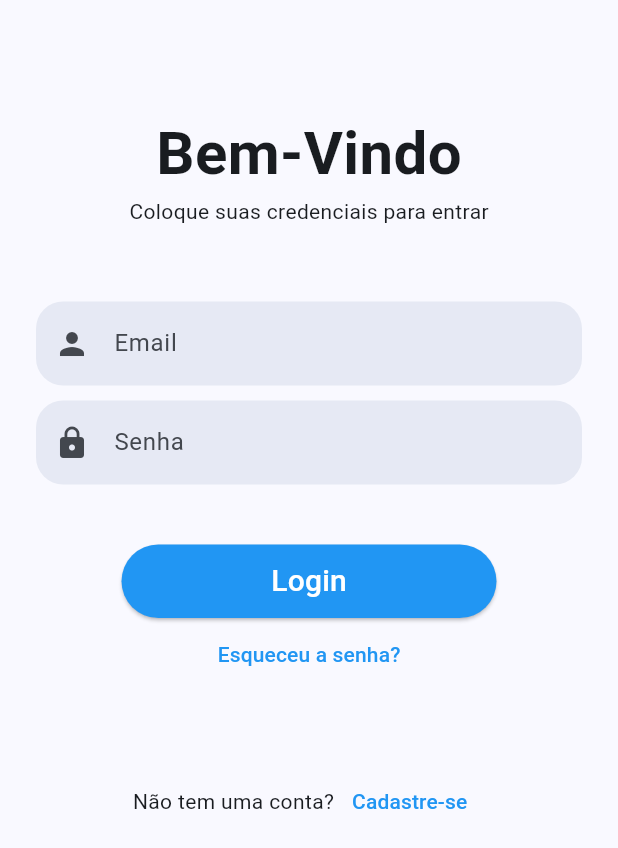
After one commit to P4TRIIICK/agenda-main, a Flutter app: the screen it shows after launch, item 2 of the bottom bar chosen, after a tap on "Começar", on a phone screen of 412 x 824 dp. The commit adds this screen. Shown: the top 848 px of the screen. Run offline on Flutter 3.47's test engine with Material 3 defaults, Android fonts, the phone set to English and light mode, and no system bars; our stand-ins replace firebase_auth, firebase_core, shared_preferences, smooth_page_indicator; accounts and stored records are empty.

Commit message:
sistema de login

```diff
--- /dev/null
+++ b/agenda-main/lib/login.dart
@@ -0,0 +1,149 @@
+import 'package:agenda/services/auth_service.dart';
+import 'package:flutter/material.dart';
+import 'forgot_password.dart'; // Importando a tela de recuperação de senha
+import 'register.dart'; // Importando a tela de cadastro
+
+class LoginPage extends StatefulWidget {
+  LoginPage({super.key});
+
+  @override
+  _LoginPageState createState() => _LoginPageState();
+}
+
+class _LoginPageState extends State<LoginPage> {
+  // Controladores de texto para email e senha
+  final _email = TextEditingController();
+  final _password = TextEditingController();
+  final _auth = AuthService();
+
+  // Dispose para limpar os controladores quando o widget for destruído
+  @override
+  void dispose() {
+    _email.dispose();
+    _password.dispose();
+    super.dispose();
+  }
+
+  @override
+  Widget build(BuildContext context) {
+    return SafeArea(
+      child: Scaffold(
+        body: SingleChildScrollView( // Permite rolar o conteúdo
+          child: Container(
+            margin: const EdgeInsets.all(24),
+            child: Column(
+              mainAxisAlignment: MainAxisAlignment.spaceEvenly,
+              children: [
+                const SizedBox(height: 50),
+                _header(context),
+                const SizedBox(height: 50),
+                _inputField(context),
+                _forgotPassword(context),
+                const SizedBox(height: 50),
+                _signup(context),
+              ],
+            ),
+          ),
+        ),
+      ),
+    );
+  }
+
+  _header(context) {
+    return const Column(
+      children: [
+        Text(
+          "Bem-Vindo",
+          style: TextStyle(fontSize: 40, fontWeight: FontWeight.bold),
+        ),
+        Text("Coloque suas credenciais para entrar"),
+      ],
+    );
+  }
+
+  _inputField(context) {
+    return Column(
+      children: [
+        TextField(
+          controller: _email,
+          decoration: InputDecoration(
+            hintText: "Email",
+            border: OutlineInputBorder(
+                borderRadius: BorderRadius.circular(18),
+                borderSide: BorderSide.none),
+            fillColor: Theme.of(context).primaryColor.withOpacity(0.1),
+            filled: true,
+            prefixIcon: const Icon(Icons.person),
+          ),
+        ),
+        const SizedBox(height: 10),
+        TextField(
+          controller: _password,
+          decoration: InputDecoration(
+            hintText: "Senha",
+            border: OutlineInputBorder(
+                borderRadius: BorderRadius.circular(18),
+                borderSide: BorderSide.none),
+            fillColor: Theme.of(context).primaryColor.withOpacity(0.1),
+            filled: true,
+            prefixIcon: const Icon(Icons.lock),
+          ),
+          obscureText: true,
+        ),
+        const SizedBox(height: 40),
+        SizedBox(
+          width: 250,
+          child: ElevatedButton(
+            onPressed: () => _login(),
+            style: ElevatedButton.styleFrom(
+              shape: const StadiumBorder(),
+              padding: const EdgeInsets.symmetric(vertical: 10),
+              backgroundColor: Colors.blue,
+              foregroundColor: Colors.white,
+            ),
+            child: const Text(
+              "Login",
+              style: TextStyle(fontSize: 20),
+            ),
+          ),
+        ),
+      ],
+    );
+  }
+
+  _forgotPassword(context) {
+    return TextButton(
+      onPressed: () {
+        // Redireciona para a tela de recuperação de senha
+        Navigator.push(
+          context,
+          MaterialPageRoute(builder: (context) => ForgotPasswordPage()),
+        );
+      },
+      child: const Text("Esqueceu a senha?", style: TextStyle(color: Colors.blue)),
+    );
+  }
+
+  _signup(context) {
+    return Row(
+      mainAxisAlignment: MainAxisAlignment.center,
+      children: [
+        const Text("Não tem uma conta?"),
+        TextButton(
+          onPressed: () {
+            // Redireciona para a tela de cadastro
+            Navigator.push(
+              context,
+              MaterialPageRoute(builder: (context) => RegisterPage()),
+            );
+          },
+          child: const Text("Cadastre-se", style: TextStyle(color: Colors.blue)),
+        ),
+      ],
+    );
+  }
+
+  _login() async{
+    await _auth.loginUserWithEmailAndPassword(_email.text, _password.text);
+  }
+}
--- a/agenda-main/lib/main.dart
+++ b/agenda-main/lib/main.dart
@@ -1,12 +1,22 @@
+import 'package:agenda/wrapper.dart';
+import 'package:firebase_core/firebase_core.dart';
 import 'package:flutter/material.dart';
 import 'package:agenda/onboarding/views.dart';
-import 'package:agenda/home.dart';
 import 'package:shared_preferences/shared_preferences.dart';
 
 void main() async {
   WidgetsFlutterBinding.ensureInitialized();
+  await Firebase.initializeApp(
+    options: const FirebaseOptions(
+      apiKey: "AIzaSyDnCK7zemEi2jpDIYLRwg_YzChvdz0TV5A",
+      appId: "1:832191643065:android:6bc0eb7f216f22250b0a68",
+      messagingSenderId: "832191643065",
+      projectId: "agenda-8b383",
+    ),
+  );
   final prefs = await SharedPreferences.getInstance();
   final onboarding = prefs.getBool("onboarding")??false;
+
 
   runApp( MyApp(onboarding: onboarding));
 }
@@ -22,10 +32,10 @@ class MyApp extends StatelessWidget {
       title: 'Flutter Demo',
       theme: ThemeData(
 
-        colorScheme: ColorScheme.fromSeed(seedColor: Color.fromARGB(255, 61, 143, 250)),
+        colorScheme: ColorScheme.fromSeed(seedColor: const Color.fromARGB(255, 61, 143, 250)),
         useMaterial3: true,
       ),
-      home: onboarding? const Home() : const OnboardingView(),
+      home: onboarding? const Wrapper() : const OnboardingView(),
     );
   }
 }
--- a/agenda-main/lib/onboarding/views.dart
+++ b/agenda-main/lib/onboarding/views.dart
@@ -1,3 +1,4 @@
+import 'package:agenda/login.dart';
 import 'package:agenda/onboarding/items.dart';
 import 'package:flutter/material.dart';
 import 'package:agenda/Components/color.dart';
@@ -30,21 +31,14 @@ class _OnboardingViewState extends State<OnboardingView> {
                 mainAxisAlignment: MainAxisAlignment.spaceBetween,
                 children: [
                   TextButton(
+                      onPressed: () => pageController.previousPage(
+                          duration: const Duration(milliseconds: 600),
+                          curve: Curves.easeIn),
+                      child: const Text("Voltar")),
+                  TextButton(
                       onPressed: () => pageController
                           .jumpToPage(controller.items.length - 1),
                       child: const Text("Pular")),
-                  SmoothPageIndicator(
-                    controller: pageController,
-                    count: controller.items.length,
-                    onDotClicked: (index) => pageController.animateToPage(index,
-                        duration: const Duration(milliseconds: 600),
-                        curve: Curves.easeIn),
-                    effect: const WormEffect(
-                      dotHeight: 12,
-                      dotWidth: 12,
-                      activeDotColor: primaryColor,
-                    ),
-                  ),
                   TextButton(
                       onPressed: () => pageController.nextPage(
                           duration: const Duration(milliseconds: 600),
@@ -80,6 +74,19 @@ class _OnboardingViewState extends State<OnboardingView> {
                         style:
                             const TextStyle(color: Colors.grey, fontSize: 17),
                         textAlign: TextAlign.center),
+                    /*SizedBox(height: 90,),
+                    SmoothPageIndicator(
+                    controller: pageController,
+                    count: controller.items.length,
+                    onDotClicked: (index) => pageController.animateToPage(index,
+                        duration: const Duration(milliseconds: 600),
+                        curve: Curves.easeIn),
+                    effect: const WormEffect(
+                      dotHeight: 12,
+                      dotWidth: 12,
+                      activeDotColor: primaryColor,
+                    ),
+                  ),*/
                   ],
                 ),
               );
@@ -101,7 +108,7 @@ class _OnboardingViewState extends State<OnboardingView> {
 
             if (!mounted) return;
             Navigator.pushReplacement(
-                context, MaterialPageRoute(builder: (context) => Home()));
+                context, MaterialPageRoute(builder: (context) => LoginPage()));
           },
           child: const Text(
             "Começar",
--- /dev/null
+++ b/agenda-main/lib/services/auth_service.dart
@@ -0,0 +1,71 @@
+
+import 'package:firebase_auth/firebase_auth.dart';
+import 'dart:developer';
+
+class AuthService {
+  final _auth = FirebaseAuth.instance;
+
+  Future<void> sendEmailVerificationLink()async{
+    try{
+      await _auth.currentUser?.sendEmailVerification();
+    }catch(e){
+      print(e.toString());
+    }
+  }
+
+  Future<void> sendPasswordResetLink(String email)async{
+    try{
+      await _auth.sendPasswordResetEmail(email: email);
+    }catch(e){
+      print(e.toString());
+    }
+  }
+
+  Future<User?> createUserWithEmailAndPassword(String email, String password)async{
+
+    try{
+      final cred = await _auth.createUserWithEmailAndPassword(email: email, password: password);
+      return cred.user;
+    } on FirebaseAuthException catch(e){
+      exceptionhandler(e.code);
+    } catch (e) {
+        log("Algo deu errado");
+    }
+    return null;
+  }
+
+  Future<User?> loginUserWithEmailAndPassword(String email, String password)async{
+
+    try{
+      final cred = await _auth.signInWithEmailAndPassword(email: email, password: password);
+      return cred.user;
+    }on FirebaseAuthException catch(e){
+      exceptionhandler(e.code);
+    } catch (e) {
+        log("Algo deu errado");
+    }
+    return null;
+  }
+
+  Future<void> signout() async{
+    try{
+      await _auth.signOut();
+    }catch(e){
+      log("Algo deu errado");
+    }
+  }
+}
+
+exceptionhandler(String code){
+  switch(code){
+    case "invalid-credentials":
+      log('Suas credenciais estão invalidas');
+    case "weak-password":
+      log('Sua senha deve ter no minímo 8 caracteres');
+    case "email-already-in-use":
+      log('Esse email já está sendo utilizado');
+    default:
+      log("Algo deu errado");
+
+  }
+}
--- a/agenda-main/pubspec.yaml
+++ b/agenda-main/pubspec.yaml
@@ -37,6 +37,8 @@ dependencies:
   cupertino_icons: ^1.0.2
   smooth_page_indicator: ^1.1.0
   shared_preferences: ^2.2.2
+  firebase_core: ^3.8.1
+  firebase_auth: ^5.3.4
 
 dev_dependencies:
   flutter_test:
```
Also changed, not shown: agenda-main/lib/forgot_password.dart (added, +80 -0 lines), agenda-main/lib/home.dart (+8 -5 lines), agenda-main/lib/register.dart (added, +85 -0 lines), agenda-main/lib/verification_screen.dart (added, +73 -0 lines), agenda-main/lib/wrapper.dart (added, +31 -0 lines), agenda-main/pubspec.lock, 6 other files.
